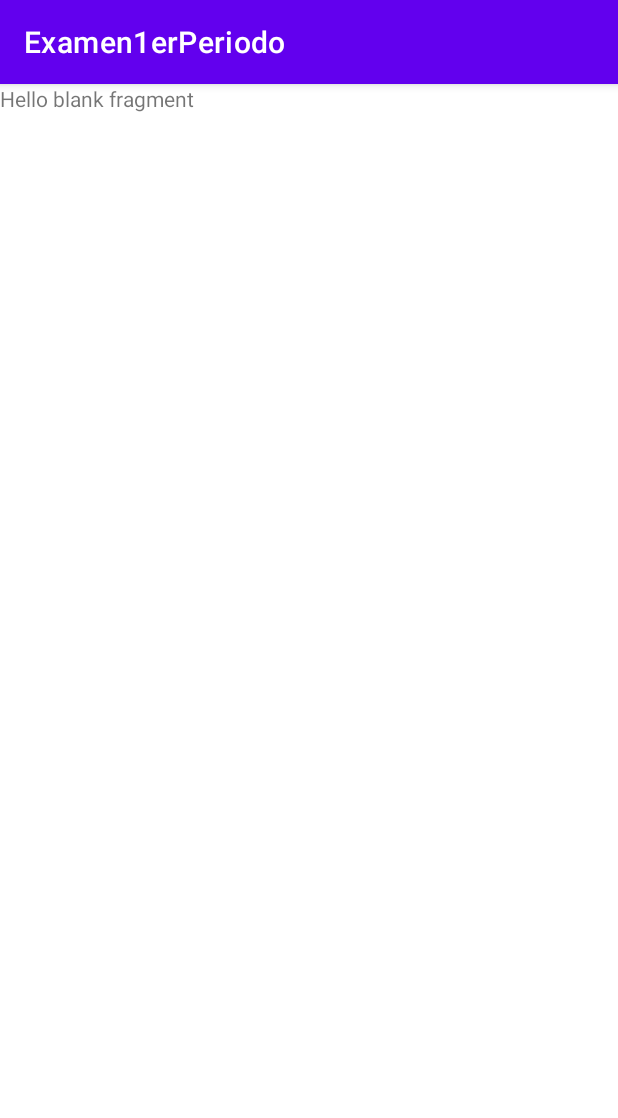
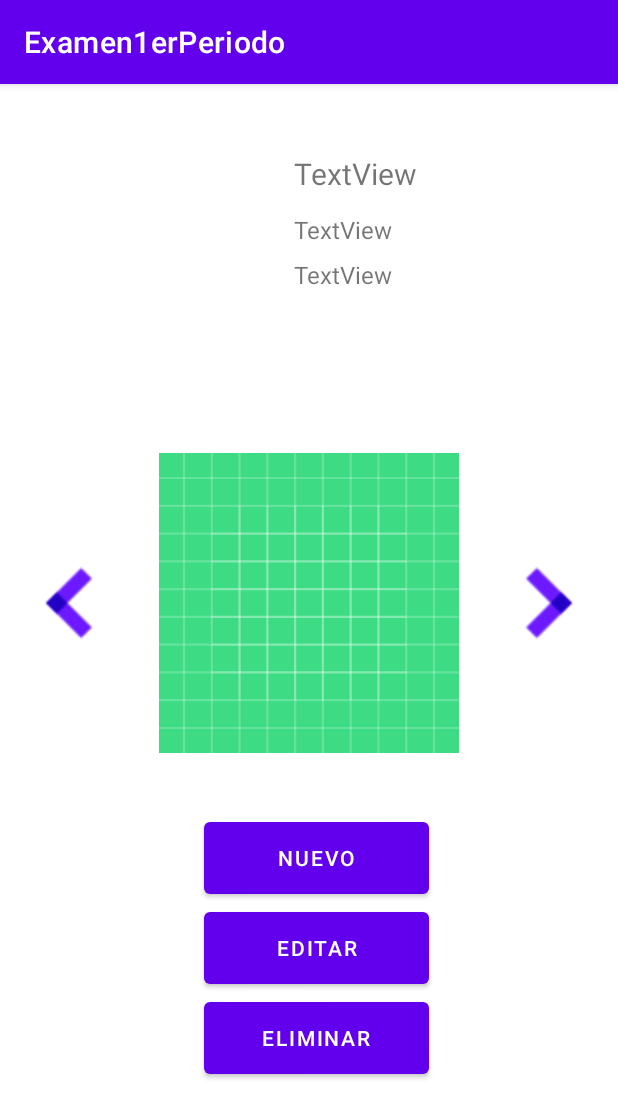
Before and after one commit to victormnevarezh/KotlinProjects, an Android app: the fragment WriterFragment shown on its own in the app's theme, on a phone screen of 412 x 824 dp. Shown: the top 1118 px of the screen. Run offline under Robolectric (Android 15) with nearby library versions, the phone set to English and light mode, and no system bars.

Commit message:
Creación de vista writer

```diff
--- a/Examen1erPeriodo/app/src/main/res/layout/fragment_reader.xml
+++ b/Examen1erPeriodo/app/src/main/res/layout/fragment_reader.xml
@@ -10,7 +10,7 @@
     tools:context=".ReaderFragment">
 
     <ImageView
-        android:id="@+id/imageView"
+        android:id="@+id/imgUserWriter"
         android:layout_width="wrap_content"
         android:layout_height="wrap_content"
         android:translationX="30dp"
@@ -18,7 +18,7 @@
         tools:src="@tools:sample/avatars" />
 
     <TextView
-        android:id="@+id/textView"
+        android:id="@+id/txtNicknameWriter"
         android:layout_width="160dp"
         android:layout_height="wrap_content"
         android:text="TextView"
@@ -27,7 +27,7 @@
         android:translationY="30dp" />
 
     <TextView
-        android:id="@+id/textView2"
+        android:id="@+id/txtUserTypeWriter"
         android:layout_width="160dp"
         android:layout_height="wrap_content"
         android:text="TextView"
@@ -36,7 +36,7 @@
         android:translationY="70dp" />
 
     <TextView
-        android:id="@+id/textView3"
+        android:id="@+id/txtNoArticles"
         android:layout_width="160dp"
         android:layout_height="wrap_content"
         android:text="TextView"
@@ -45,7 +45,7 @@
         android:translationY="100dp" />
 
     <ImageView
-        android:id="@+id/imageView2"
+        android:id="@+id/imgArrowLeftWriter"
         android:layout_width="60dp"
         android:layout_height="60dp"
         android:src="@drawable/arrowleft"
@@ -53,7 +53,7 @@
         android:translationY="300dp" />
 
     <ImageView
-        android:id="@+id/imageView3"
+        android:id="@+id/imgArrowRightWriter"
         android:layout_width="60dp"
         android:layout_height="60dp"
         android:src="@drawable/arrowright"
@@ -61,7 +61,7 @@
         android:translationY="300dp" />
 
     <ImageView
-        android:id="@+id/imageView4"
+        android:id="@+id/imgArticleWriter"
         android:layout_width="200dp"
         android:layout_height="200dp"
         android:src="@drawable/ic_launcher_background"
@@ -69,26 +69,26 @@
         android:translationY="230dp" />
 
     <Button
-        android:id="@+id/button"
+        android:id="@+id/btnArticleNew"
         android:layout_width="150dp"
         android:layout_height="60dp"
-        android:text="Button"
+        android:text="Nuevo"
         android:translationX="120dp"
         android:translationY="470dp" />
 
     <Button
-        android:id="@+id/button2"
+        android:id="@+id/btnArticleEdit"
         android:layout_width="150dp"
         android:layout_height="60dp"
-        android:text="Button"
+        android:text="Editar"
         android:translationX="120dp"
         android:translationY="530dp" />
 
     <Button
-        android:id="@+id/button3"
+        android:id="@+id/btnArticleDelete"
         android:layout_width="150dp"
         android:layout_height="60dp"
-        android:text="Button"
+        android:text="Eliminar"
         android:translationX="120dp"
         android:translationY="590dp" />
 </FrameLayout>
--- a/Examen1erPeriodo/app/src/main/res/layout/fragment_writer.xml
+++ b/Examen1erPeriodo/app/src/main/res/layout/fragment_writer.xml
@@ -1,14 +1,94 @@
 <?xml version="1.0" encoding="utf-8"?>
-<FrameLayout xmlns:android="http://schemas.android.com/apk/res/android"
+<FrameLayout
+    xmlns:android="http://schemas.android.com/apk/res/android"
     xmlns:tools="http://schemas.android.com/tools"
     android:layout_width="match_parent"
     android:layout_height="match_parent"
+    android:layout_margin="16dp"
+    android:orientation="vertical"
     tools:context=".WriterFragment">
 
-    <!-- TODO: Update blank fragment layout -->
+    <ImageView
+        android:id="@+id/imgUserWriter"
+        android:layout_width="wrap_content"
+        android:layout_height="wrap_content"
+        android:translationX="30dp"
+        android:translationY="30dp"
+        tools:src="@tools:sample/avatars" />
+
     <TextView
-        android:layout_width="match_parent"
-        android:layout_height="match_parent"
-        android:text="@string/hello_blank_fragment" />
+        android:id="@+id/txtNicknameWriter"
+        android:layout_width="160dp"
+        android:layout_height="wrap_content"
+        android:text="TextView"
+        android:textSize="20sp"
+        android:translationX="180dp"
+        android:translationY="30dp" />
+
+    <TextView
+        android:id="@+id/txtUserTypeWriter"
+        android:layout_width="160dp"
+        android:layout_height="wrap_content"
+        android:text="TextView"
+        android:textSize="16sp"
+        android:translationX="180dp"
+        android:translationY="70dp" />
+
+    <TextView
+        android:id="@+id/txtNoArticles"
+        android:layout_width="160dp"
+        android:layout_height="wrap_content"
+        android:text="TextView"
+        android:textSize="16sp"
+        android:translationX="180dp"
+        android:translationY="100dp" />
+
+    <ImageView
+        android:id="@+id/imgArrowLeftWriter"
+        android:layout_width="60dp"
+        android:layout_height="60dp"
+        android:src="@drawable/arrowleft"
+        android:translationX="0dp"
+        android:translationY="300dp" />
+
+    <ImageView
+        android:id="@+id/imgArrowRightWriter"
+        android:layout_width="60dp"
+        android:layout_height="60dp"
+        android:src="@drawable/arrowright"
+        android:translationX="320dp"
+        android:translationY="300dp" />
+
+    <ImageView
+        android:id="@+id/imgArticleWriter"
+        android:layout_width="200dp"
+        android:layout_height="200dp"
+        android:src="@drawable/ic_launcher_background"
+        android:translationX="90dp"
+        android:translationY="230dp" />
+
+    <Button
+        android:id="@+id/btnArticleNew"
+        android:layout_width="150dp"
+        android:layout_height="60dp"
+        android:text="Nuevo"
+        android:translationX="120dp"
+        android:translationY="470dp" />
+
+    <Button
+        android:id="@+id/btnArticleEdit"
+        android:layout_width="150dp"
+        android:layout_height="60dp"
+        android:text="Editar"
+        android:translationX="120dp"
+        android:translationY="530dp" />
+
+    <Button
+        android:id="@+id/btnArticleDelete"
+        android:layout_width="150dp"
+        android:layout_height="60dp"
+        android:text="Eliminar"
+        android:translationX="120dp"
+        android:translationY="590dp" />
 
 </FrameLayout>
```
